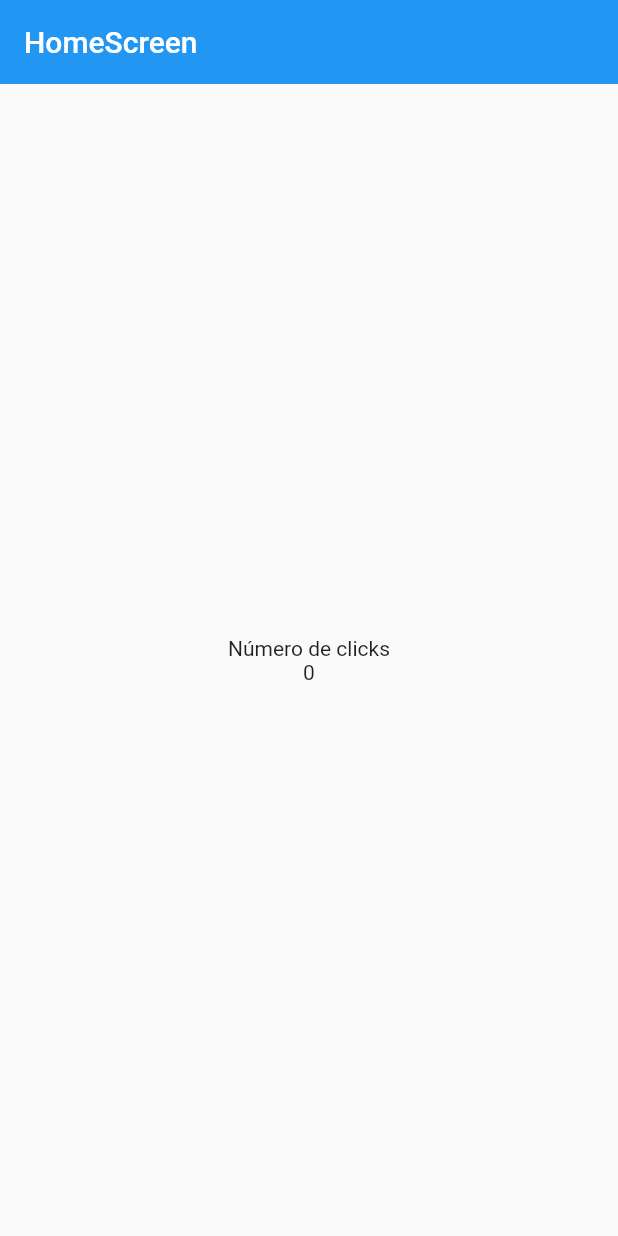
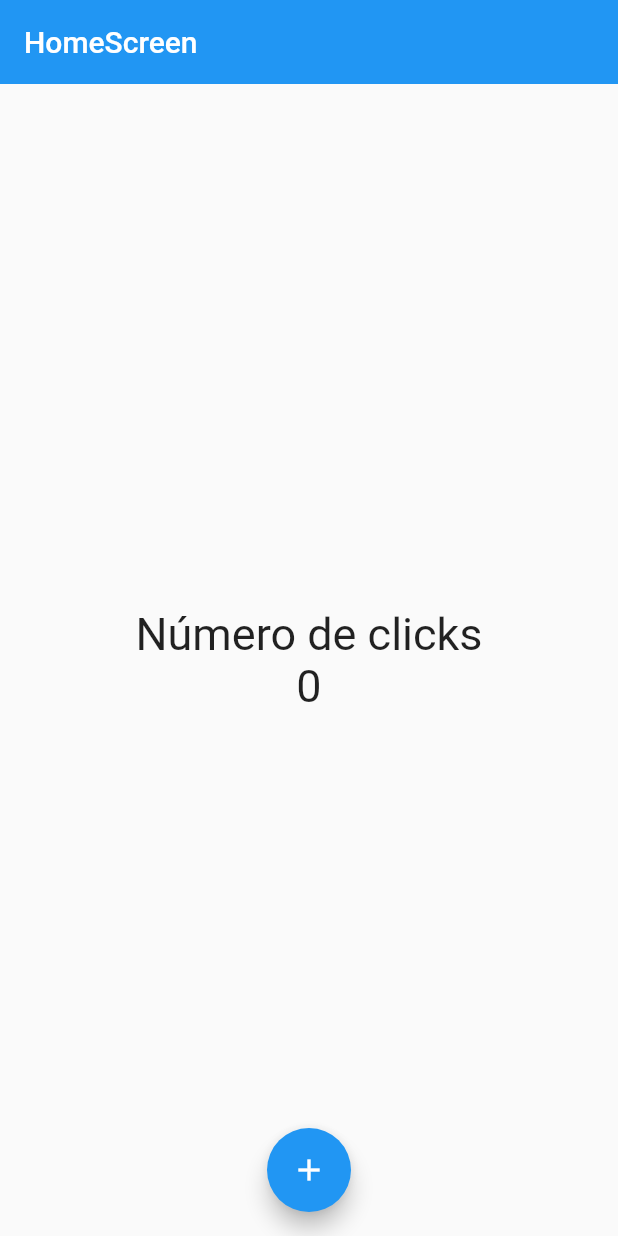
Before and after one commit to AgnosticSix/flutter_app_counter, a Flutter app: the screen it shows after launch, on a phone screen of 412 x 824 dp. Run offline on Flutter 3.47's test engine with Material 2 defaults, Android fonts, the phone set to English and light mode, and no system bars.

Commit message:
testing floatingActionButton

```diff
--- a/lib/screens/home_screen.dart
+++ b/lib/screens/home_screen.dart
@@ -1,5 +1,3 @@
-import 'dart:developer';
-
 import 'package:flutter/material.dart';
 
 class HomeScreen extends StatelessWidget {
@@ -7,6 +5,7 @@ class HomeScreen extends StatelessWidget {
 
   @override
   Widget build(BuildContext context) {
+    const fontSize30 = TextStyle(fontSize: 30);
     return Scaffold(
       appBar: AppBar(
         title: const Text("HomeScreen"),
@@ -17,10 +16,17 @@ class HomeScreen extends StatelessWidget {
           mainAxisAlignment: MainAxisAlignment.center,
           crossAxisAlignment: CrossAxisAlignment.center,
           children: const [
-            Text('Número de clicks'),
-            Text('0'),
+            Text('Número de clicks', style: fontSize30),
+            Text('0', style: fontSize30),
           ],
         ),
+      ),
+      floatingActionButtonLocation: FloatingActionButtonLocation.centerFloat,
+      floatingActionButton: FloatingActionButton(
+        child: const Icon(Icons.add),
+        onPressed: () {
+          print("Hola Mundo");
+        },
       ),
     );
   }
```
